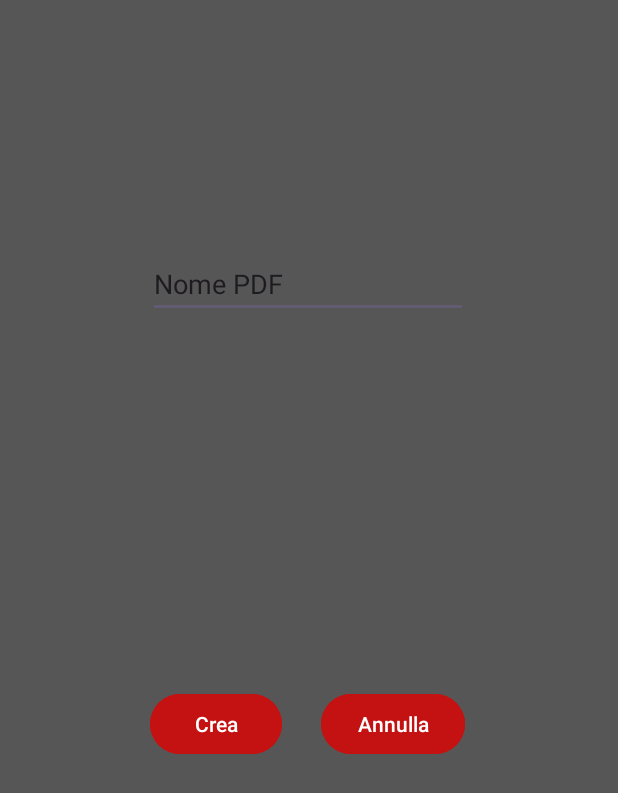
After one commit to Kiriaevi/image2pdf, an Android app built with Jetpack Compose: the fragment SceltaNome shown on its own in the app's theme, on a phone screen of 412 x 824 dp. The commit adds this screen. Shown: the top 793 px of the screen. Run offline under Robolectric (Android 15) with nearby library versions, the phone set to English and light mode, and no system bars.

Commit message:
-Aggiunto fragment(Alcune cose sono da sistemare, come il backend di quest'ultimo)

```diff
--- /dev/null
+++ b/app/src/main/java/com/example/image2pdf/SceltaNome.kt
@@ -0,0 +1,62 @@
+package com.example.image2pdf
+
+import android.os.Bundle
+import androidx.fragment.app.Fragment
+import android.view.LayoutInflater
+import android.view.View
+import android.view.ViewGroup
+import android.widget.Button
+import androidx.lifecycle.findViewTreeViewModelStoreOwner
+
+// TODO: Rename parameter arguments, choose names that match
+// the fragment initialization parameters, e.g. ARG_ITEM_NUMBER
+private const val ARG_PARAM1 = "param1"
+private const val ARG_PARAM2 = "param2"
+
+/**
+ * A simple [Fragment] subclass.
+ * Use the [SceltaNome.newInstance] factory method to
+ * create an instance of this fragment.
+ */
+class SceltaNome : Fragment() {
+    // TODO: Rename and change types of parameters
+    private var param1: String? = null
+    private var param2: String? = null
+
+    override fun onCreate(savedInstanceState: Bundle?) {
+        super.onCreate(savedInstanceState)
+        arguments?.let {
+            param1 = it.getString(ARG_PARAM1)
+            param2 = it.getString(ARG_PARAM2)
+        }
+        //val bottone1=view.findViewById<Button>(R.id.bottone1)
+    }
+
+    override fun onCreateView(
+        inflater: LayoutInflater, container: ViewGroup?,
+        savedInstanceState: Bundle?
+    ): View? {
+        // Inflate the layout for this fragment
+        return inflater.inflate(R.layout.fragment_scelta_nome, container, false)
+    }
+
+    companion object {
+        /**
+         * Use this factory method to create a new instance of
+         * this fragment using the provided parameters.
+         *
+         * @param param1 Parameter 1.
+         * @param param2 Parameter 2.
+         * @return A new instance of fragment SceltaNome.
+         */
+        // TODO: Rename and change types and number of parameters
+        @JvmStatic
+        fun newInstance(param1: String, param2: String) =
+            SceltaNome().apply {
+                arguments = Bundle().apply {
+                    putString(ARG_PARAM1, param1)
+                    putString(ARG_PARAM2, param2)
+                }
+            }
+    }
+}
--- /dev/null
+++ b/app/src/main/res/layout/fragment_scelta_nome.xml
@@ -0,0 +1,59 @@
+<?xml version="1.0" encoding="utf-8"?>
+<FrameLayout xmlns:android="http://schemas.android.com/apk/res/android"
+    xmlns:app="http://schemas.android.com/apk/res-auto"
+    xmlns:tools="http://schemas.android.com/tools"
+    android:layout_width="match_parent"
+    android:layout_height="match_parent"
+    android:background="@color/grey"
+    tools:context=".SceltaNome">
+
+
+    <androidx.constraintlayout.widget.ConstraintLayout
+        android:layout_width="match_parent"
+        android:layout_height="match_parent">
+
+        <EditText
+            android:id="@+id/editTextText"
+            android:layout_width="wrap_content"
+            android:layout_height="wrap_content"
+            android:ems="10"
+            android:inputType="text"
+            android:text="Nome PDF"
+            app:layout_constraintBottom_toBottomOf="parent"
+            app:layout_constraintEnd_toEndOf="parent"
+            app:layout_constraintHorizontal_bias="0.497"
+            app:layout_constraintStart_toStartOf="parent"
+            app:layout_constraintTop_toTopOf="parent"
+            app:layout_constraintVertical_bias="0.214" />
+
+        <Button
+            android:id="@+id/butFragment1"
+            android:layout_width="wrap_content"
+            android:layout_height="wrap_content"
+            android:backgroundTint="@color/red"
+            android:text="Crea"
+            app:layout_constraintBottom_toBottomOf="parent"
+            app:layout_constraintEnd_toEndOf="parent"
+            app:layout_constraintHorizontal_bias="0.309"
+            app:layout_constraintStart_toStartOf="parent"
+            app:layout_constraintTop_toTopOf="parent"
+            app:layout_constraintVertical_bias="0.591" />
+
+        <Button
+            android:id="@+id/butFragment2"
+            android:layout_width="wrap_content"
+            android:layout_height="wrap_content"
+            android:backgroundTint="@color/red"
+            android:text="Annulla"
+            app:layout_constraintBottom_toBottomOf="parent"
+            app:layout_constraintEnd_toEndOf="parent"
+            app:layout_constraintHorizontal_bias="0.678"
+            app:layout_constraintStart_toStartOf="parent"
+            app:layout_constraintTop_toTopOf="parent"
+            app:layout_constraintVertical_bias="0.591" />
+
+
+
+    </androidx.constraintlayout.widget.ConstraintLayout>
+
+</FrameLayout>
--- a/app/src/main/res/values/strings.xml
+++ b/app/src/main/res/values/strings.xml
@@ -1,4 +1,6 @@
 <resources>
     <string name="app_name">Img2pdf</string>
     <string name="take_photo">Scatta foto</string>
+    <!-- TODO: Remove or change this placeholder text -->
+    <string name="hello_blank_fragment">Hello blank fragment</string>
 </resources>
```
Also changed, not shown: app/src/main/java/com/example/image2pdf/NuovoPDF.kt (+12 -0 lines), app/src/main/res/layout/activity_nuovopdf.xml (+23 -0 lines).
